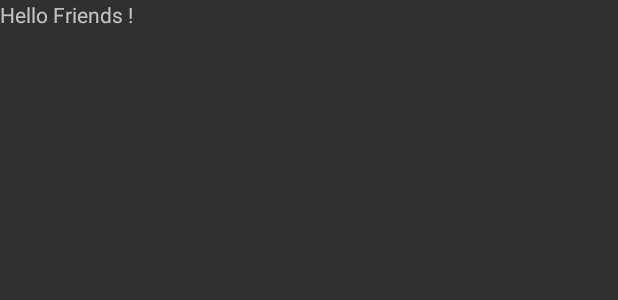
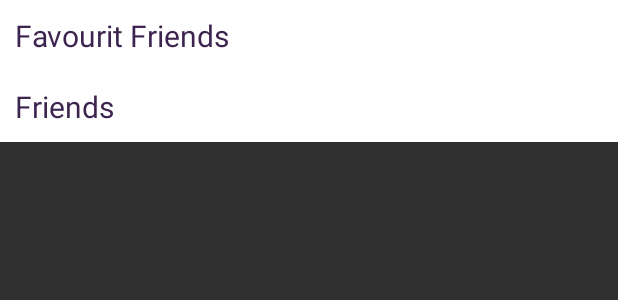
Before and after one commit to saraalhindi7/instapay, an Android app: the layout fragment_frinds.xml on its own in the app's theme, with its tools: preview values and no code run, on a phone screen of 412 x 824 dp. Shown: the top 300 px of the screen. Run offline under Robolectric (Android 15) with nearby library versions, the phone set to English and light mode, and no system bars.

Commit message:
Sara : generat code + friends fragment

```diff
--- a/app/build.gradle
+++ b/app/build.gradle
@@ -36,6 +36,10 @@ dependencies {
     implementation 'com.android.support:cardview-v7:28.0.0-alpha3'
     implementation 'com.google.firebase:firebase-database:16.0.1'
     implementation 'com.google.firebase:firebase-core:16.0.1'
+    implementation 'com.google.zxing:core:3.2.1'
+    implementation 'com.journeyapps:zxing-android-embedded:3.6.0'
+
+
 
 }
 apply plugin: 'com.google.gms.google-services'
--- a/app/src/main/java/makkah/wadi/instapay/instapay/BarcodeFragment.java
+++ b/app/src/main/java/makkah/wadi/instapay/instapay/BarcodeFragment.java
@@ -1,6 +1,7 @@
 package makkah.wadi.instapay.instapay;
 
 import android.content.Context;
+import android.content.Intent;
 import android.net.Uri;
 import android.os.Bundle;
 import android.support.v4.app.Fragment;
@@ -9,6 +10,8 @@ import android.util.SparseArray;
 import android.view.LayoutInflater;
 import android.view.View;
 import android.view.ViewGroup;
+import android.widget.Button;
+import android.widget.ImageView;
 import android.widget.Toast;
 
 import com.google.android.gms.vision.barcode.Barcode;
@@ -21,6 +24,7 @@ import info.androidhive.barcode.BarcodeReader;
 public class BarcodeFragment extends Fragment implements BarcodeReader.BarcodeReaderListener{
     private static final String TAG = BarcodeFragment.class.getSimpleName();
     private BarcodeReader barcodeReader;
+    Button profile;
     public BarcodeFragment() {
         // Required empty public constructor
     }
@@ -29,6 +33,7 @@ public class BarcodeFragment extends Fragment implements BarcodeReader.BarcodeRe
         super.onCreate(savedInstanceState);
         if (getArguments() != null) {
         }
+
     }
     @Override
     public View onCreateView(LayoutInflater inflater, ViewGroup container,
--- a/app/src/main/java/makkah/wadi/instapay/instapay/ProfileActivity.java
+++ b/app/src/main/java/makkah/wadi/instapay/instapay/ProfileActivity.java
@@ -2,12 +2,17 @@ package makkah.wadi.instapay.instapay;
 
 import android.support.v7.app.AppCompatActivity;
 import android.os.Bundle;
+import android.widget.ImageView;
 
 public class ProfileActivity extends AppCompatActivity {
+    ImageView QR_Profile;
 
     @Override
     protected void onCreate(Bundle savedInstanceState) {
         super.onCreate(savedInstanceState);
         setContentView(R.layout.activity_profile);
+        QR_Profile = (ImageView) findViewById(R.id.profile_imageView);
+
+
     }
 }
--- a/app/src/main/res/layout/activity_sign_in.xml
+++ b/app/src/main/res/layout/activity_sign_in.xml
@@ -23,7 +23,7 @@
         android:hint="Email"
         android:textColor="@color/mainColor"
         android:textColorHint= "@color/hintcolor"
-        android:inputType="textPersonName"
+        android:inputType="textEmailAddress"
 
         android:layout_marginTop="20dp"
         android:backgroundTint="@color/hintcolor"/>
@@ -38,7 +38,7 @@
         android:textSize="16sp"
         android:textColor="@color/mainColor"
         android:textColorHint= "@color/hintcolor"
-        android:inputType="textEmailAddress"
+        android:inputType="textPassword"
         android:backgroundTint="@color/hintcolor"
         />
 
--- a/app/src/main/res/layout/activity_sign_up.xml
+++ b/app/src/main/res/layout/activity_sign_up.xml
@@ -13,6 +13,7 @@
 
     <EditText
         android:id="@+id/name"
+        android:textColor="@color/mainColor"
         android:layout_width="fill_parent"
         android:layout_height="wrap_content"
         android:ems="10"
@@ -26,6 +27,7 @@
 
     <EditText
         android:id="@+id/email_address"
+        android:textColor="@color/mainColor"
         android:layout_width="fill_parent"
         android:layout_height="wrap_content"
         android:ems="10"
@@ -39,6 +41,7 @@
 
     <EditText
         android:id="@+id/Password"
+        android:textColor="@color/mainColor"
         android:layout_width="fill_parent"
         android:layout_height="wrap_content"
         android:ems="10"
@@ -52,13 +55,14 @@
     <EditText
         android:id="@+id/phone_number"
         android:layout_width="fill_parent"
+        android:textColor="@color/mainColor"
         android:layout_height="wrap_content"
         android:ems="10"
         android:layout_marginBottom="30dp"
         android:hint="PhoneNumber"
         android:textSize="17sp"
         android:textColorHint= "@color/maincolor"
-        android:inputType="textPassword"
+        android:inputType="textPhonetic"
         android:backgroundTint="@color/maincolor"/>
     <Button
         android:id="@+id/SignUpButton"
--- a/app/src/main/res/layout/fragment_frinds.xml
+++ b/app/src/main/res/layout/fragment_frinds.xml
@@ -3,12 +3,44 @@
     xmlns:tools="http://schemas.android.com/tools"
     android:layout_width="match_parent"
     android:layout_height="match_parent"
-    tools:context=".FrindsFragment">
+    tools:context=".FrindsFragment"
+    >
 
-    <!-- TODO: Update blank fragment layout -->
+<LinearLayout
+    android:layout_width="match_parent"
+    android:layout_height="match_parent"
+    android:orientation="vertical">
     <TextView
         android:layout_width="match_parent"
-        android:layout_height="match_parent"
-        android:text="Hello Friends ! " />
+        android:layout_height="wrap_content"
+        android:text="Favourit Friends"
+        android:background="@color/white"
+        android:textColor="@color/mainColor"
+        android:textSize="20dp"
+        android:padding="10dp"/>
+    <android.support.v7.widget.RecyclerView
+        android:layout_width="match_parent"
+        android:layout_height="wrap_content"
+        android:id="@+id/FavoritFriendsRecyclerWive">
+    </android.support.v7.widget.RecyclerView>
+
+    <TextView
+        android:layout_width="match_parent"
+        android:layout_height="wrap_content"
+        android:text="Friends"
+        android:background="@color/white"
+        android:textColor="@color/mainColor"
+        android:textSize="20dp"
+        android:padding="10dp"/>
+
+    <android.support.v7.widget.RecyclerView
+        android:layout_width="match_parent"
+        android:layout_height="wrap_content"
+        android:id="@+id/friendsRecyclerWive2">
+    </android.support.v7.widget.RecyclerView>
+
+</LinearLayout>
+
+
 
 </FrameLayout>
--- a/app/src/main/res/layout/fragment_profile.xml
+++ b/app/src/main/res/layout/fragment_profile.xml
@@ -3,7 +3,8 @@
     xmlns:tools="http://schemas.android.com/tools"
     android:layout_width="match_parent"
     android:layout_height="match_parent"
-    tools:context=".ProfileFragment">
+    tools:context=".ProfileFragment"
+    android:background="@color/white">
 
     <android.support.v7.widget.Toolbar
         android:id="@+id/toolbar"
@@ -11,7 +12,6 @@
         android:layout_height="wrap_content"
         android:elevation="4dp"
         android:background="@color/colorPrimaryDark" >
-
         <include layout="@layout/profile_head"/>
     </android.support.v7.widget.Toolbar>
 
```
Also changed, not shown: app/src/main/java/makkah/wadi/instapay/instapay/FrindsFragment.java (+1 -10 lines), app/src/main/java/makkah/wadi/instapay/instapay/SignInActivity.java (+31 -0 lines), app/src/main/java/makkah/wadi/instapay/instapay/SignUpActivity.java (+9 -2 lines), app/src/main/res/layout/fragment_barcode.xml (+15 -14 lines), app/src/main/res/layout/listitem.xml (added, +39 -0 lines).
